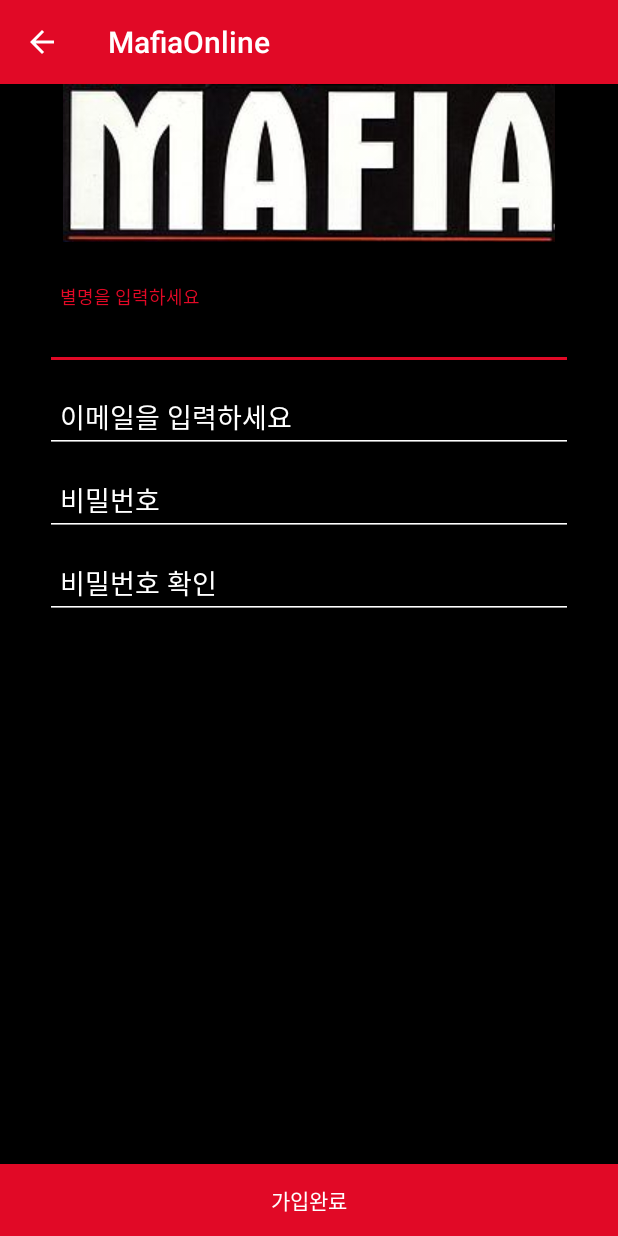
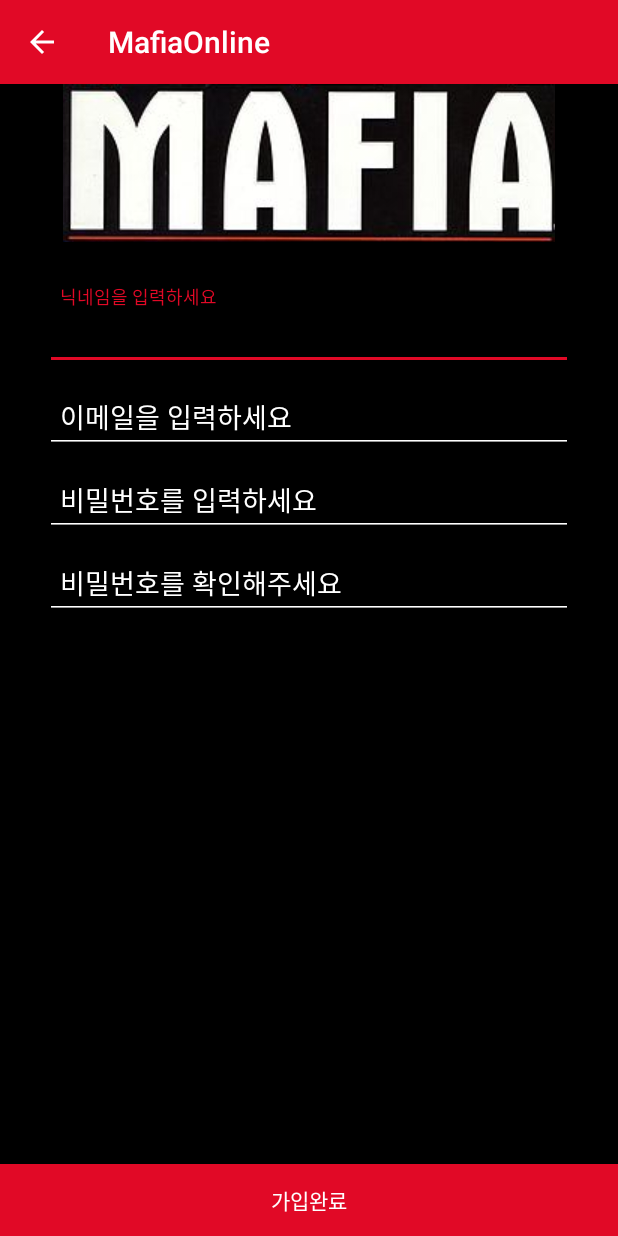
Before and after one commit to NHNNEXT/2017-01-HUDI-MAC-CHAR, an Android app: the screen it shows after launch (SignInActivity before the commit, SignUpActivity after it), after a tap on "회원가입", on a phone screen of 412 x 824 dp. Run offline under Robolectric (Android 15) with nearby library versions, the light colour scheme and no system bars; libraries missing offline, so code that uses them is left out: com.orhanobut.logger.

Commit message:
Code refactor
* rename MainActivity -> Login Activity
* signin -> signup

```diff
--- a/ANDROID-MAC-CHAR/app/src/main/AndroidManifest.xml
+++ b/ANDROID-MAC-CHAR/app/src/main/AndroidManifest.xml
@@ -9,7 +9,7 @@
         android:label="@string/app_name"
         android:supportsRtl="true"
         android:theme="@style/AppTheme">
-        <activity android:name=".MainActivity">
+        <activity android:name=".LoginActivity">
             <intent-filter>
                 <action android:name="android.intent.action.MAIN" />
 
@@ -19,7 +19,7 @@
         <activity
             android:name=".RoomListActivity"
             android:theme="@style/FullscreenTheme" />
-        <activity android:name=".SignInActivity" />
+        <activity android:name=".SignUpActivity" />
         <activity android:name=".GameRoomActivity"
             android:windowSoftInputMode="adjustPan">
 
--- a/ANDROID-MAC-CHAR/app/src/main/java/com/zimincom/mafiaonline/MainActivity.java
+++ b/ANDROID-MAC-CHAR/app/src/main/java/com/zimincom/mafiaonline/LoginActivity.java
@@ -23,10 +23,10 @@ import retrofit2.Response;
 
 import static com.zimincom.mafiaonline.remote.MafiaRemoteService.retrofit;
 
-public class MainActivity extends AppCompatActivity {
+public class LoginActivity extends AppCompatActivity {
 
 
-    Context context = MainActivity.this;
+    Context context = LoginActivity.this;
     ImageView logoImage;
     ImageView logoText;
     EditText emailInput;
@@ -74,7 +74,7 @@ public class MainActivity extends AppCompatActivity {
 
         signInButton.setOnClickListener(view ->  {
 
-                Intent intent = new Intent(getApplicationContext(),SignInActivity.class);
+                Intent intent = new Intent(getApplicationContext(),SignUpActivity.class);
                 startActivity(intent);
 
         });
--- a/ANDROID-MAC-CHAR/app/src/main/java/com/zimincom/mafiaonline/SignInActivity.java
+++ /dev/null
@@ -1,43 +0,0 @@
-package com.zimincom.mafiaonline;
-
-import android.os.Bundle;
-import android.support.v7.app.AppCompatActivity;
-import android.view.MenuItem;
-import android.widget.EditText;
-
-public class SignInActivity extends AppCompatActivity {
-
-    EditText nickNameInput;
-    EditText emailInput;
-    EditText passwordInput;
-    EditText passwordCheckInput;
-
-
-    @Override
-    protected void onCreate(Bundle savedInstanceState) {
-        super.onCreate(savedInstanceState);
-        setContentView(R.layout.activity_signin);
-        getSupportActionBar().setDisplayHomeAsUpEnabled(true);
-
-        nickNameInput = (EditText)findViewById(R.id.nickname_input);
-        emailInput = (EditText)findViewById(R.id.email_input);
-        passwordInput = (EditText)findViewById(R.id.password);
-        passwordCheckInput = (EditText)findViewById(R.id.password_check);
-
-
-
-
-    }
-
-    @Override
-    public boolean onOptionsItemSelected(MenuItem item) {
-        switch(item.getItemId()) {
-            case android.R.id.home:
-                onBackPressed();
-                return true;
-            default:
-                return super.onOptionsItemSelected(item);
-        }
-
-    }
-}
--- /dev/null
+++ b/ANDROID-MAC-CHAR/app/src/main/java/com/zimincom/mafiaonline/SignUpActivity.java
@@ -0,0 +1,92 @@
+package com.zimincom.mafiaonline;
+
+import android.content.Context;
+import android.os.Bundle;
+import android.support.v7.app.AppCompatActivity;
+import android.view.MenuItem;
+import android.widget.Button;
+import android.widget.EditText;
+import android.widget.Toast;
+
+import com.orhanobut.logger.Logger;
+import com.zimincom.mafiaonline.item.User;
+import com.zimincom.mafiaonline.remote.MafiaRemoteService;
+
+import retrofit2.Call;
+import retrofit2.Callback;
+import retrofit2.Response;
+
+import static com.zimincom.mafiaonline.remote.MafiaRemoteService.retrofit;
+
+public class SignUpActivity extends AppCompatActivity {
+
+
+    Context context = SignUpActivity.this;
+
+    EditText nickNameInput;
+    EditText emailInput;
+    EditText passwordInput;
+    EditText passwordCheckInput;
+    Button signInButton;
+
+
+    @Override
+    protected void onCreate(Bundle savedInstanceState) {
+        super.onCreate(savedInstanceState);
+        setContentView(R.layout.activity_signin);
+        getSupportActionBar().setDisplayHomeAsUpEnabled(true);
+
+        nickNameInput = (EditText)findViewById(R.id.nickname_input);
+        emailInput = (EditText)findViewById(R.id.email_input);
+        passwordInput = (EditText)findViewById(R.id.password);
+        passwordCheckInput = (EditText)findViewById(R.id.password_check);
+        signInButton = (Button)findViewById(R.id.signin);
+
+        signInButton.setOnClickListener(view -> {
+            String nickName = nickNameInput.getText().toString();
+            String email = emailInput.getText().toString();
+            String password = passwordInput.getText().toString();
+
+            User user = new User(nickName,email,password);
+
+            MafiaRemoteService mafiaRemoteService = retrofit.create(MafiaRemoteService.class);
+            Call<ResponseItem> call = mafiaRemoteService.sendSignUpInfo(user);
+
+            call.enqueue(new Callback<ResponseItem>() {
+
+                @Override
+                public void onResponse(Call<ResponseItem> call, Response<ResponseItem> response) {
+                    Logger.d(response.body());
+                    ResponseItem responseItem = response.body();
+
+                    if (responseItem.statusCode.equals("Ok")){
+                        Toast.makeText(context,responseItem.statusCode,Toast.LENGTH_LONG).show();
+                        finish();
+                    }else if(responseItem.statusCode.equals("EmailExits")){
+                        Toast.makeText(context,responseItem.statusCode,Toast.LENGTH_LONG).show();
+                    }
+
+                }
+
+                @Override
+                public void onFailure(Call<ResponseItem> call, Throwable t) {
+                    t.printStackTrace();
+                }
+            });
+        });
+
+
+    }
+
+    @Override
+    public boolean onOptionsItemSelected(MenuItem item) {
+        switch(item.getItemId()) {
+            case android.R.id.home:
+                onBackPressed();
+                return true;
+            default:
+                return super.onOptionsItemSelected(item);
+        }
+
+    }
+}
--- a/ANDROID-MAC-CHAR/app/src/main/java/com/zimincom/mafiaonline/remote/MafiaRemoteService.java
+++ b/ANDROID-MAC-CHAR/app/src/main/java/com/zimincom/mafiaonline/remote/MafiaRemoteService.java
@@ -24,8 +24,8 @@ public interface MafiaRemoteService {
     @POST("/api/login")
     Call<ResponseItem> sendLoginInput(@Body User user);
 
-    @POST("/api/signin")
-    Call<String> sendSigninInfo(@Body String nickName, String email, String password);
+    @POST("/api/signup")
+    Call<ResponseItem> sendSignUpInfo(@Body User user);
 
     @GET("/logout")
     Call<String> getLogout(@Body  String email, String password);
--- a/ANDROID-MAC-CHAR/app/src/main/res/layout/activity_main.xml
+++ b/ANDROID-MAC-CHAR/app/src/main/res/layout/activity_main.xml
@@ -5,7 +5,7 @@
     android:layout_width="match_parent"
     android:layout_height="match_parent"
     android:background="#000000"
-    tools:context="com.zimincom.mafiaonline.MainActivity">
+    tools:context="com.zimincom.mafiaonline.LoginActivity">
 
 
     <ImageView
--- a/ANDROID-MAC-CHAR/app/src/main/res/layout/activity_signin.xml
+++ b/ANDROID-MAC-CHAR/app/src/main/res/layout/activity_signin.xml
@@ -7,14 +7,14 @@
     android:background="#000000"
     android:orientation="vertical"
     android:layout_centerHorizontal="true"
-    tools:context="com.zimincom.mafiaonline.SignInActivity">
+    tools:context="com.zimincom.mafiaonline.SignUpActivity">
 
     <ImageView
         android:id="@+id/text_logo"
         android:src="@drawable/login_title"
         android:layout_width="wrap_content"
         android:layout_height="wrap_content"
-        android:layout_centerHorizontal="true"/>
+        android:layout_centerHorizontal="true" />
 
     <LinearLayout
         android:layout_below="@id/text_logo"
@@ -28,6 +28,7 @@
 
             android:layout_width="match_parent"
             android:layout_height="wrap_content">
+
             <EditText
                 android:id="@+id/nickname_input"
                 android:layout_width="match_parent"
@@ -36,7 +37,7 @@
                 android:textColor="@color/colorMainText"
                 android:backgroundTint="@color/colorMainText"
                 android:textColorHint="@color/colorMainText"
-            android:hint="별명을 입력하세요"/>
+                android:hint="닉네임을 입력하세요" />
 
         </android.support.design.widget.TextInputLayout>
 
@@ -45,6 +46,7 @@
 
             android:layout_width="match_parent"
             android:layout_height="wrap_content">
+
             <EditText
                 android:id="@+id/email_input"
                 android:layout_width="match_parent"
@@ -54,7 +56,7 @@
                 android:backgroundTint="@color/colorMainText"
                 android:textColorHint="@color/colorMainText"
 
-            android:hint="이메일을 입력하세요"/>
+                android:hint="이메일을 입력하세요" />
 
         </android.support.design.widget.TextInputLayout>
 
@@ -62,6 +64,7 @@
 
             android:layout_width="match_parent"
             android:layout_height="wrap_content">
+
             <EditText
                 android:id="@+id/password"
                 android:layout_width="match_parent"
@@ -70,7 +73,7 @@
                 android:textColor="@color/colorMainText"
                 android:backgroundTint="@color/colorMainText"
                 android:textColorHint="@color/colorMainText"
-            android:hint="비밀번호"/>
+                android:hint="비밀번호를 입력하세요" />
 
         </android.support.design.widget.TextInputLayout>
 
@@ -78,6 +81,7 @@
 
             android:layout_width="match_parent"
             android:layout_height="wrap_content">
+
             <EditText
                 android:id="@+id/password_check"
                 android:layout_width="match_parent"
@@ -87,7 +91,7 @@
                 android:shadowColor="@color/colorMainText"
                 android:backgroundTint="@color/colorMainText"
                 android:textColorHint="@color/colorMainText"
-            android:hint="비밀번호 확인"/>
+                android:hint="비밀번호를 확인해주세요" />
 
         </android.support.design.widget.TextInputLayout>
 
@@ -98,11 +102,11 @@
         android:id="@+id/signin"
         android:text="가입완료"
         android:padding="10dp"
-        android:layout_centerHorizontal="true"
-        android:layout_alignParentBottom="true"
         android:background="@color/colorAccent"
         android:textColor="@color/colorMainText"
         android:layout_width="match_parent"
-        android:layout_height="wrap_content" />
+        android:layout_height="wrap_content"
+        android:layout_alignParentBottom="true"
+        android:layout_alignParentStart="true" />
 
 </RelativeLayout>
```
Also changed, not shown: ANDROID-MAC-CHAR/app/src/main/java/com/zimincom/mafiaonline/GameRoomActivity.java (+3 -9 lines). Lines whose indentation alone changed are shown as unchanged.
